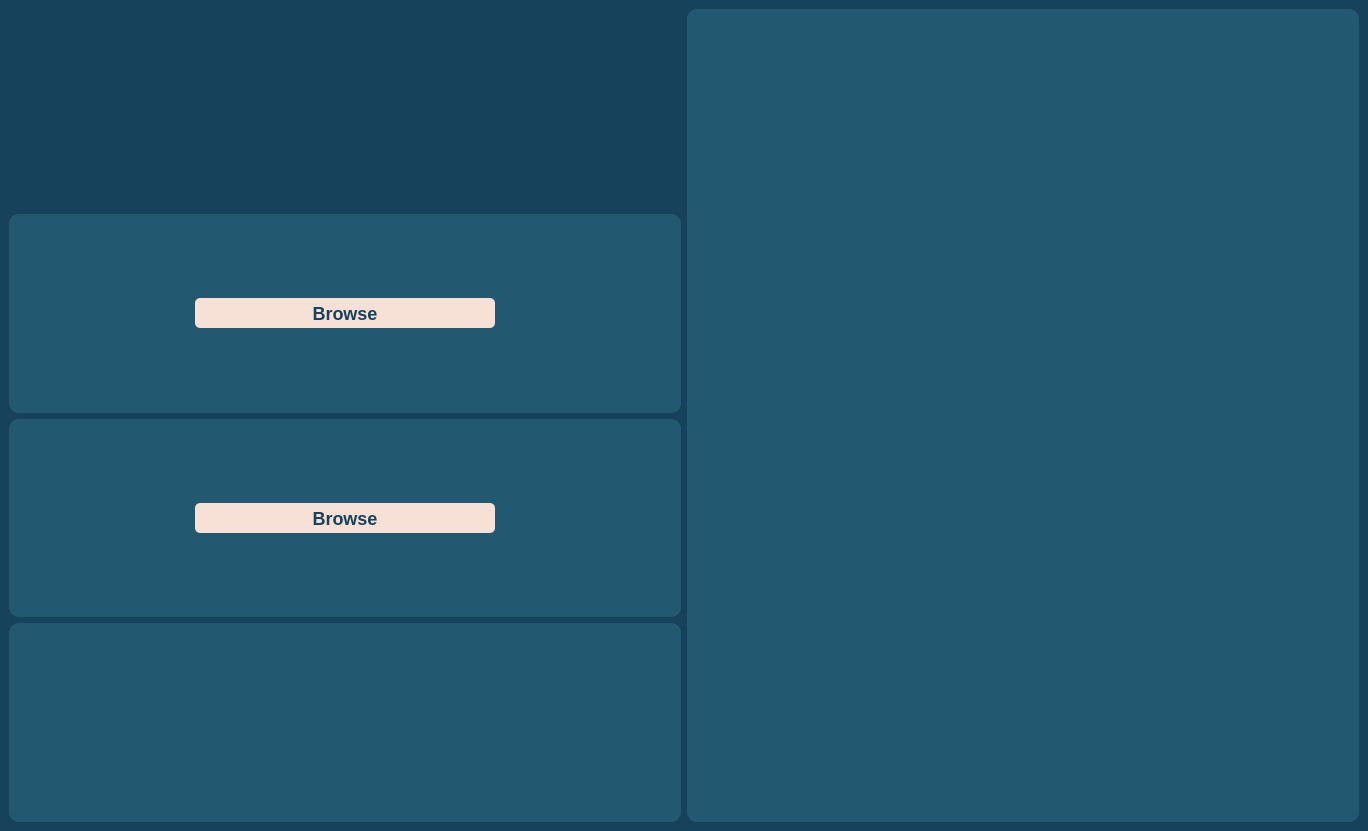
Old version of the form main.ui in the repository enjyashraf18/Shazam-like-app.
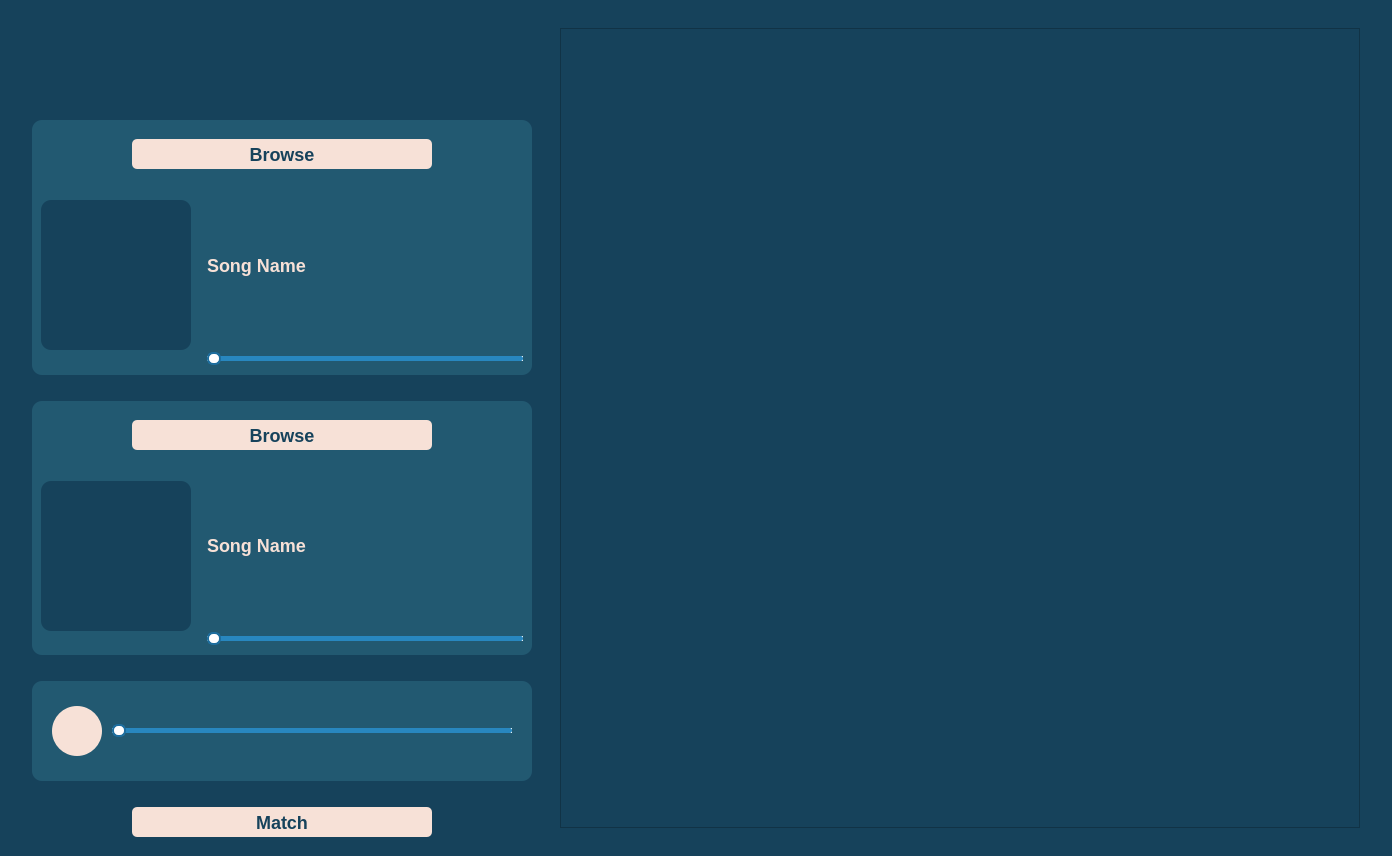
New version of the form. Icons and pictures are not drawn.

The edit to the form file:
```diff
--- a/main.ui
+++ b/main.ui
@@ -6,8 +6,8 @@
    <rect>
     <x>0</x>
     <y>0</y>
-    <width>1368</width>
-    <height>831</height>
+    <width>1392</width>
+    <height>856</height>
    </rect>
   </property>
   <property name="windowTitle">
@@ -20,16 +20,38 @@
    <layout class="QHBoxLayout" name="horizontalLayout_2">
     <item>
      <layout class="QHBoxLayout" name="horizontalLayout">
+      <item>
+       <spacer name="horizontalSpacer_2">
+        <property name="orientation">
+         <enum>Qt::Horizontal</enum>
+        </property>
+        <property name="sizeHint" stdset="0">
+         <size>
+          <width>40</width>
+          <height>20</height>
+         </size>
+        </property>
+       </spacer>
+      </item>
       <item>
        <layout class="QVBoxLayout" name="verticalLayout_2">
         <item>
          <layout class="QHBoxLayout" name="horizontalLayout_7">
+          <property name="leftMargin">
+           <number>10</number>
+          </property>
+          <property name="topMargin">
+           <number>10</number>
+          </property>
+          <property name="bottomMargin">
+           <number>10</number>
+          </property>
           <item>
            <widget class="QLabel" name="label">
             <property name="maximumSize">
              <size>
-              <width>300</width>
-              <height>200</height>
+              <width>200</width>
+              <height>75</height>
              </size>
             </property>
             <property name="text">
@@ -47,8 +69,26 @@
         </item>
         <item>
          <layout class="QVBoxLayout" name="verticalLayout_3">
+          <property name="topMargin">
+           <number>10</number>
+          </property>
+          <property name="bottomMargin">
+           <number>10</number>
+          </property>
           <item>
            <widget class="QWidget" name="widget_2" native="true">
+            <property name="minimumSize">
+             <size>
+              <width>500</width>
+              <height>0</height>
+             </size>
+            </property>
+            <property name="maximumSize">
+             <size>
+              <width>500</width>
+              <height>16777215</height>
+             </size>
+            </property>
             <property name="styleSheet">
              <string notr="true">background-color:#225971;
 border-radius: 10px;</string>
@@ -56,6 +96,12 @@
             <layout class="QVBoxLayout" name="verticalLayout_6">
              <item>
               <layout class="QHBoxLayout" name="horizontalLayout_3">
+               <property name="topMargin">
+                <number>10</number>
+               </property>
+               <property name="bottomMargin">
+                <number>10</number>
+               </property>
                <item>
                 <widget class="QPushButton" name="pushButton">
                  <property name="minimumSize">
@@ -95,7 +141,93 @@
               </layout>
              </item>
              <item>
-              <layout class="QHBoxLayout" name="horizontalLayout_4"/>
+              <layout class="QHBoxLayout" name="horizontalLayout_4">
+               <item>
+                <widget class="QWidget" name="widget_6" native="true">
+                 <property name="minimumSize">
+                  <size>
+                   <width>150</width>
+                   <height>150</height>
+                  </size>
+                 </property>
+                 <property name="maximumSize">
+                  <size>
+                   <width>200</width>
+                   <height>150</height>
+                  </size>
+                 </property>
+                 <property name="styleSheet">
+                  <string notr="true">background-color:#16425b;
+</string>
+                 </property>
+                 <layout class="QVBoxLayout" name="verticalLayout_11">
+                  <item>
+                   <layout class="QVBoxLayout" name="verticalLayout_10">
+                    <item>
+                     <widget class="QLabel" name="song_cover1">
+                      <property name="text">
+                       <string/>
+                      </property>
+                     </widget>
+                    </item>
+                   </layout>
+                  </item>
+                 </layout>
+                </widget>
+               </item>
+               <item>
+                <layout class="QVBoxLayout" name="verticalLayout_12">
+                 <property name="leftMargin">
+                  <number>10</number>
+                 </property>
+                 <item>
+                  <widget class="QLabel" name="song_name1">
+                   <property name="styleSheet">
+                    <string notr="true">color:#f7e1d7;
+font-size: 18px;
+font-weight:500;</string>
+                   </property>
+                   <property name="text">
+                    <string>Song Name</string>
+                   </property>
+                  </widget>
+                 </item>
+                 <item>
+                  <widget class="QSlider" name="song_slider1">
+                   <property name="styleSheet">
+                    <string notr="true">QSlider {
+    border: none;
+}
+QSlider::groove:horizontal {
+    height: 5px;
+    background: white;  
+    border-radius: 3px;   
+}
+
+QSlider::add-page:horizontal {
+    background: #2887bf;
+    border: 1px solid #2887bf;
+    height: 3px;
+    border-radius: 1.5px;
+}
+
+QSlider::handle:horizontal {
+    background: #ffffff;  
+    border: 2px solid #1e6e9e;
+    width: 10px;
+    height: 10px;
+    border-radius: 6px;    
+    margin: -4px 0;       
+}</string>
+                   </property>
+                   <property name="orientation">
+                    <enum>Qt::Horizontal</enum>
+                   </property>
+                  </widget>
+                 </item>
+                </layout>
+               </item>
+              </layout>
              </item>
             </layout>
            </widget>
@@ -104,8 +236,20 @@
         </item>
         <item>
          <layout class="QVBoxLayout" name="verticalLayout_4">
+          <property name="topMargin">
+           <number>10</number>
+          </property>
+          <property name="bottomMargin">
+           <number>10</number>
+          </property>
           <item>
            <widget class="QWidget" name="widget_3" native="true">
+            <property name="maximumSize">
+             <size>
+              <width>500</width>
+              <height>16777215</height>
+             </size>
+            </property>
             <property name="styleSheet">
              <string notr="true">background-color:#225971;
 border-radius: 10px;</string>
@@ -113,6 +257,12 @@
             <layout class="QVBoxLayout" name="verticalLayout_7">
              <item>
               <layout class="QHBoxLayout" name="horizontalLayout_5">
+               <property name="topMargin">
+                <number>10</number>
+               </property>
+               <property name="bottomMargin">
+                <number>10</number>
+               </property>
                <item>
                 <widget class="QPushButton" name="pushButton_2">
                  <property name="minimumSize">
@@ -152,7 +302,93 @@
               </layout>
              </item>
              <item>
-              <layout class="QHBoxLayout" name="horizontalLayout_6"/>
+              <layout class="QHBoxLayout" name="horizontalLayout_6">
+               <item>
+                <widget class="QWidget" name="widget_5" native="true">
+                 <property name="minimumSize">
+                  <size>
+                   <width>150</width>
+                   <height>150</height>
+                  </size>
+                 </property>
+                 <property name="maximumSize">
+                  <size>
+                   <width>200</width>
+                   <height>150</height>
+                  </size>
+                 </property>
+                 <property name="styleSheet">
+                  <string notr="true">background-color:#16425b;
+</string>
+                 </property>
+                 <layout class="QVBoxLayout" name="verticalLayout_9">
+                  <item>
+                   <layout class="QVBoxLayout" name="verticalLayout_8">
+                    <item>
+                     <widget class="QLabel" name="song_cover2">
+                      <property name="text">
+                       <string/>
+                      </property>
+                     </widget>
+                    </item>
+                   </layout>
+                  </item>
+                 </layout>
+                </widget>
+               </item>
+               <item>
+                <layout class="QVBoxLayout" name="verticalLayout_13">
+                 <property name="leftMargin">
+                  <number>10</number>
+                 </property>
+                 <item>
+                  <widget class="QLabel" name="song_name2">
+                   <property name="styleSheet">
+                    <string notr="true">color:#f7e1d7;
+font-size: 18px;
+font-weight:500;</string>
+                   </property>
+                   <property name="text">
+                    <string>Song Name</string>
+                   </property>
+                  </widget>
+                 </item>
+                 <item>
+                  <widget class="QSlider" name="song_slider2">
+                   <property name="styleSheet">
+                    <string notr="true">QSlider {
+    border: none;
+}
+QSlider::groove:horizontal {
+    height: 5px;
+    background: white;  
+    border-radius: 3px;   
+}
+
+QSlider::add-page:horizontal {
+    background: #2887bf;
+    border: 1px solid #2887bf;
+    height: 3px;
+    border-radius: 1.5px;
+}
+
+QSlider::handle:horizontal {
+    background: #ffffff;  
+    border: 2px solid #1e6e9e;
+    width: 10px;
+    height: 10px;
+    border-radius: 6px;    
+    margin: -4px 0;       
+}</string>
+                   </property>
+                   <property name="orientation">
+                    <enum>Qt::Horizontal</enum>
+                   </property>
+                  </widget>
+                 </item>
+                </layout>
+               </item>
+              </layout>
              </item>
             </layout>
            </widget>
@@ -161,30 +397,250 @@
         </item>
         <item>
          <layout class="QVBoxLayout" name="verticalLayout_5">
+          <property name="topMargin">
+           <number>10</number>
+          </property>
+          <property name="bottomMargin">
+           <number>10</number>
+          </property>
           <item>
            <widget class="QWidget" name="widget_4" native="true">
+            <property name="minimumSize">
+             <size>
+              <width>0</width>
+              <height>100</height>
+             </size>
+            </property>
+            <property name="maximumSize">
+             <size>
+              <width>500</width>
+              <height>100</height>
+             </size>
+            </property>
             <property name="styleSheet">
              <string notr="true">background-color:#225971;
 border-radius: 10px;</string>
             </property>
+            <layout class="QHBoxLayout" name="horizontalLayout_8">
+             <item>
+              <layout class="QHBoxLayout" name="horizontalLayout_9">
+               <property name="spacing">
+                <number>10</number>
+               </property>
+               <property name="leftMargin">
+                <number>10</number>
+               </property>
+               <property name="rightMargin">
+                <number>10</number>
+               </property>
+               <item>
+                <widget class="QPushButton" name="mix_play">
+                 <property name="minimumSize">
+                  <size>
+                   <width>0</width>
+                   <height>50</height>
+                  </size>
+                 </property>
+                 <property name="maximumSize">
+                  <size>
+                   <width>50</width>
+                   <height>50</height>
+                  </size>
+                 </property>
+                 <property name="styleSheet">
+                  <string notr="true">background-color:#f7e1d7;
+border-radius: 25px;
+color:#16425b;
+font-size: 18px;
+font-weight:500;</string>
+                 </property>
+                 <property name="text">
+                  <string/>
+                 </property>
+                 <property name="icon">
+                  <iconset>
+                   <normaloff>Deliverables/play.png</normaloff>Deliverables/play.png</iconset>
+                 </property>
+                 <property name="iconSize">
+                  <size>
+                   <width>20</width>
+                   <height>20</height>
+                  </size>
+                 </property>
+                </widget>
+               </item>
+               <item>
+                <widget class="QSlider" name="mix_slider">
+                 <property name="maximumSize">
+                  <size>
+                   <width>400</width>
+                   <height>16777215</height>
+                  </size>
+                 </property>
+                 <property name="styleSheet">
+                  <string notr="true">QSlider {
+    border: none;
+}
+QSlider::groove:horizontal {
+    height: 5px;
+    background: white;  
+    border-radius: 3px;   
+}
+
+QSlider::add-page:horizontal {
+    background: #2887bf;
+    border: 1px solid #2887bf;
+    height: 3px;
+    border-radius: 1.5px;
+}
+
+QSlider::handle:horizontal {
+    background: #ffffff;  
+    border: 2px solid #1e6e9e;
+    width: 10px;
+    height: 10px;
+    border-radius: 6px;    
+    margin: -4px 0;       
+}</string>
+                 </property>
+                 <property name="orientation">
+                  <enum>Qt::Horizontal</enum>
+                 </property>
+                </widget>
+               </item>
+              </layout>
+             </item>
+            </layout>
+           </widget>
+          </item>
+         </layout>
+        </item>
+        <item>
+         <layout class="QHBoxLayout" name="horizontalLayout_11">
+          <property name="topMargin">
+           <number>10</number>
+          </property>
+          <property name="bottomMargin">
+           <number>10</number>
+          </property>
+          <item>
+           <widget class="QPushButton" name="match_button">
+            <property name="minimumSize">
+             <size>
+              <width>0</width>
+              <height>30</height>
+             </size>
+            </property>
+            <property name="maximumSize">
+             <size>
+              <width>300</width>
+              <height>16777215</height>
+             </size>
+            </property>
+            <property name="styleSheet">
+             <string notr="true">background-color:#f7e1d7;
+border-radius: 5px;
+color:#16425b;
+font-size: 18px;
+font-weight:500;</string>
+            </property>
+            <property name="text">
+             <string>Match</string>
+            </property>
            </widget>
           </item>
          </layout>
         </item>
        </layout>
       </item>
+      <item>
+       <spacer name="horizontalSpacer">
+        <property name="orientation">
+         <enum>Qt::Horizontal</enum>
+        </property>
+        <property name="sizeHint" stdset="0">
+         <size>
+          <width>40</width>
+          <height>20</height>
+         </size>
+        </property>
+       </spacer>
+      </item>
       <item>
        <layout class="QVBoxLayout" name="verticalLayout">
         <item>
-         <widget class="QWidget" name="widget" native="true">
+         <spacer name="verticalSpacer">
+          <property name="orientation">
+           <enum>Qt::Vertical</enum>
+          </property>
+          <property name="sizeType">
+           <enum>QSizePolicy::Expanding</enum>
+          </property>
+          <property name="sizeHint" stdset="0">
+           <size>
+            <width>20</width>
+            <height>40</height>
+           </size>
+          </property>
+         </spacer>
+        </item>
+        <item>
+         <widget class="QTableWidget" name="table">
+          <property name="minimumSize">
+           <size>
+            <width>800</width>
+            <height>800</height>
+           </size>
+          </property>
           <property name="styleSheet">
            <string notr="true">background-color:#225971;
-border-radius: 10px;</string>
+border-radius: 10px;
+QHeaderView::section {
+                background-color: #E6C6B8;
+                color:#225971 ;
+                padding: 5px;
+                font-weight: bold;
+            }</string>
+          </property>
+          <property name="showGrid">
+           <bool>true</bool>
+          </property>
+          <property name="rowCount">
+           <number>0</number>
+          </property>
+          <property name="columnCount">
+           <number>0</number>
           </property>
          </widget>
         </item>
+        <item>
+         <spacer name="verticalSpacer_2">
+          <property name="orientation">
+           <enum>Qt::Vertical</enum>
+          </property>
+          <property name="sizeHint" stdset="0">
+           <size>
+            <width>20</width>
+            <height>40</height>
+           </size>
+          </property>
+         </spacer>
+        </item>
        </layout>
       </item>
+      <item>
+       <spacer name="horizontalSpacer_3">
+        <property name="orientation">
+         <enum>Qt::Horizontal</enum>
+        </property>
+        <property name="sizeHint" stdset="0">
+         <size>
+          <width>40</width>
+          <height>20</height>
+         </size>
+        </property>
+       </spacer>
+      </item>
      </layout>
     </item>
    </layout>
```
Left out of the diff: 4 changed lines with no effect on the pictures.
